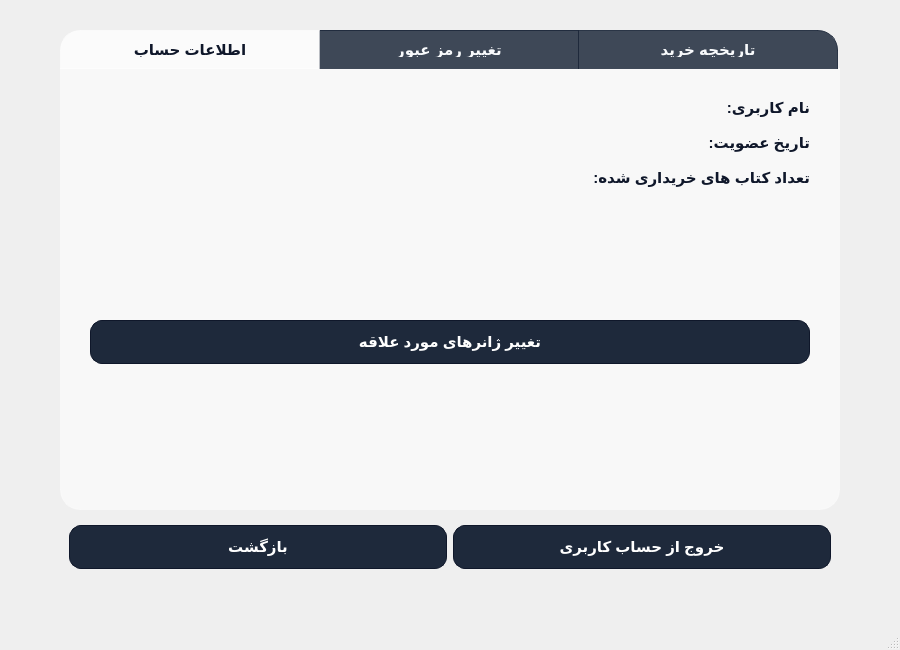
Qt form client/profilewindow_c.ui (afkhamis1386-afk/bookCLUB_Project) before a commit.
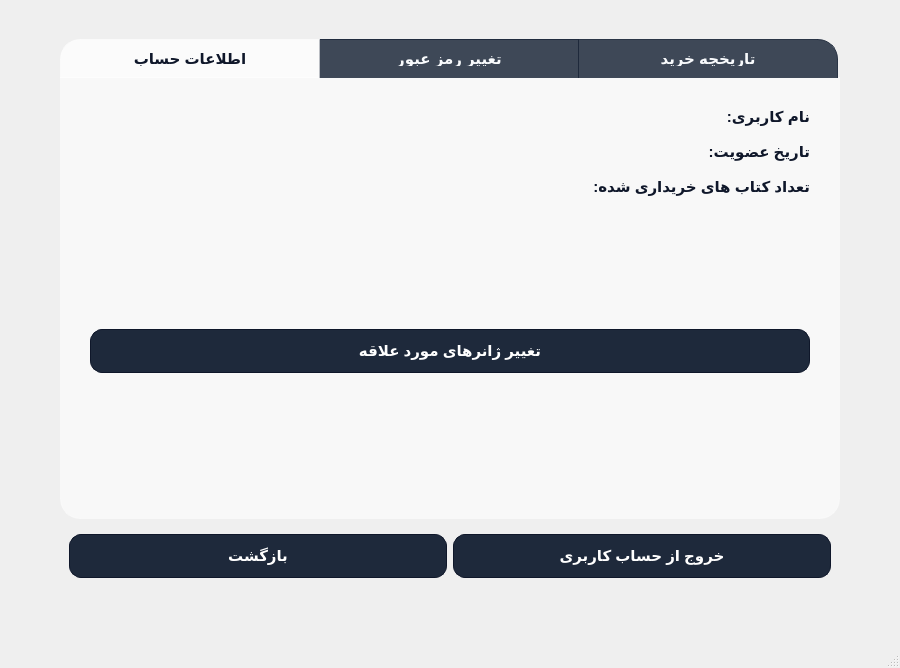
The same form after that commit. Icons and pictures are not drawn.

Commit message: style(ui): refine widgets styling and enhance visual appearance

Patch:
```diff
--- a/client/profilewindow_c.ui
+++ b/client/profilewindow_c.ui
@@ -7,7 +7,7 @@
     <x>0</x>
     <y>0</y>
     <width>900</width>
-    <height>650</height>
+    <height>668</height>
    </rect>
   </property>
   <property name="windowTitle">
```
Left out of the diff: 17 changed lines with no effect on the pictures. The commit also changes 2 other files.
